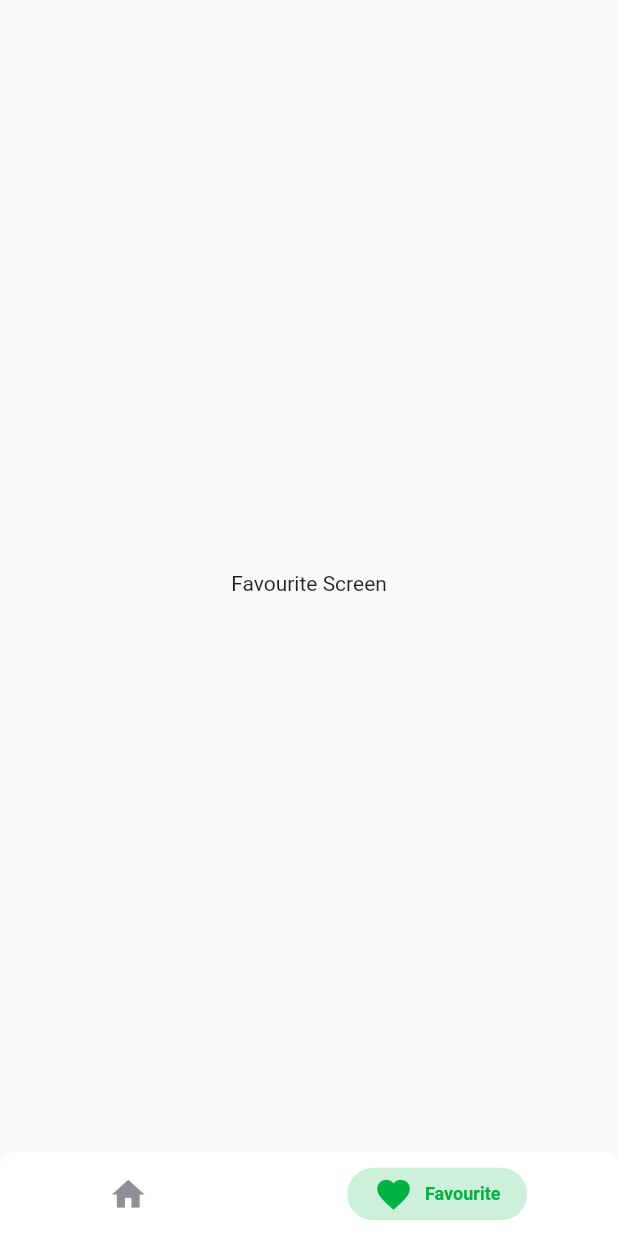
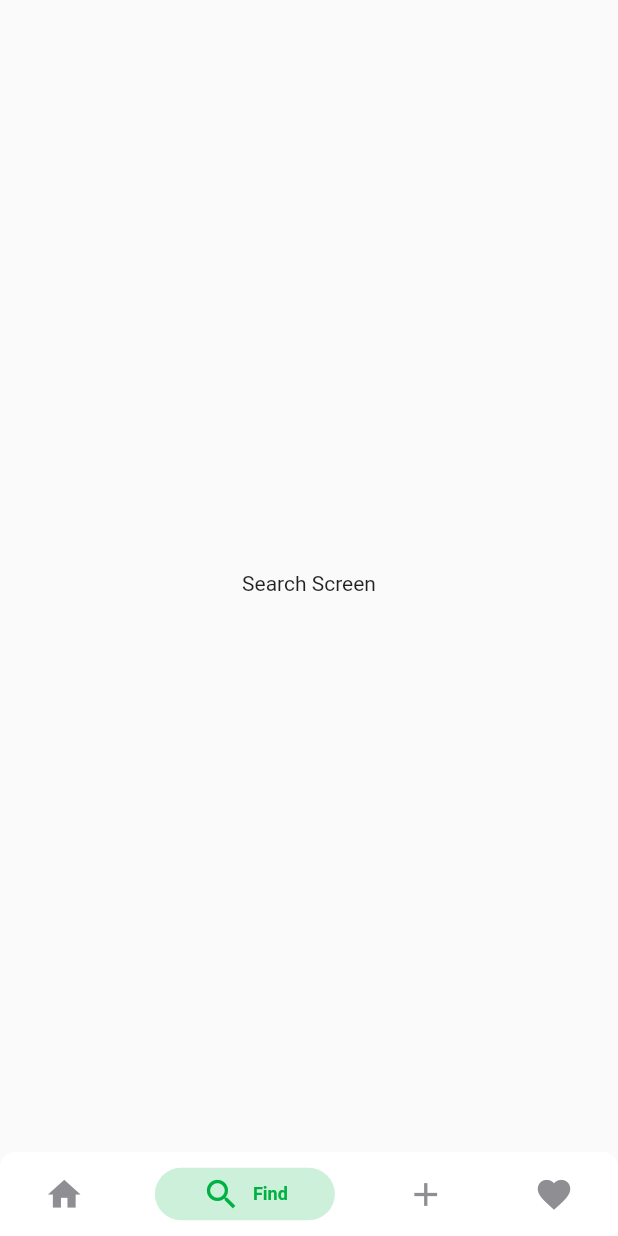
Before and after one commit to kdokhanx98/veichles_store, a Flutter app: the MainScreen screen opened by its route, item 2 of the bottom bar chosen, on a phone screen of 412 x 824 dp. Run offline on Flutter 3.47's test engine with Material 2 defaults, Android fonts, the phone set to English and light mode, and no system bars; drawn by our look-alikes of persistent_bottom_nav_bar; our stand-ins replace flutter_login.

Commit message:
new screens + adding bottom navigation

```diff
--- a/lib/screens/login_screen.dart
+++ b/lib/screens/login_screen.dart
@@ -3,7 +3,7 @@ import 'dart:ui';
 import 'package:flutter/material.dart';
 import 'package:flutter_login/flutter_login.dart';
 import 'package:motor_bike_new/screens/home_screen.dart';
-import 'package:motor_bike_new/screens/main_scree.dart';
+import 'package:motor_bike_new/screens/main_screen.dart';
 
 class LoginScreen extends StatelessWidget {
   static const routeName = '/login';
--- a/lib/screens/main_scree.dart
+++ b/lib/screens/main_screen.dart
@@ -1,7 +1,9 @@
 import 'package:flutter/cupertino.dart';
 import 'package:flutter/material.dart';
-import 'package:motor_bike_new/screens/favourite_scree.dart';
+import 'package:motor_bike_new/screens/favourite_screen.dart';
 import 'package:motor_bike_new/screens/home_screen.dart';
+import 'package:motor_bike_new/screens/search_screen.dart';
+import 'package:motor_bike_new/screens/sell_now_screen.dart';
 import 'package:persistent_bottom_nav_bar/persistent-tab-view.dart';
 import 'dart:io' show Platform;
 
@@ -58,6 +60,8 @@ class _MainScreenState extends State<MainScreen> {
   List<Widget> _buildScreens() {
     return [
       HomeScreen(),
+      SearchScreen(),
+      SellScreen(),
       FavouriteScreen(),
     ];
   }
@@ -71,6 +75,18 @@ class _MainScreenState extends State<MainScreen> {
         inactiveColorPrimary: CupertinoColors.systemGrey,
       ),
       PersistentBottomNavBarItem(
+        icon: Icon(isAndroid ? Icons.search : CupertinoIcons.search),
+        title: ("Find"),
+        activeColorPrimary: Color(0xff00B241),
+        inactiveColorPrimary: CupertinoColors.systemGrey,
+      ),
+      PersistentBottomNavBarItem(
+        icon: Icon(isAndroid ? Icons.add : CupertinoIcons.add),
+        title: ("Sell Now"),
+        activeColorPrimary: Color(0xff00B241),
+        inactiveColorPrimary: CupertinoColors.systemGrey,
+      ),
+      PersistentBottomNavBarItem(
         icon: Icon(
             isAndroid ? Icons.favorite : CupertinoIcons.square_favorites_alt),
         title: ("Favourite"),
--- /dev/null
+++ b/lib/screens/search_screen.dart
@@ -0,0 +1,12 @@
+import 'package:flutter/material.dart';
+
+class SearchScreen extends StatelessWidget {
+  static const routeName = '/search';
+
+  @override
+  Widget build(BuildContext context) {
+    return Scaffold(
+      body: Center(child: Text("Search Screen")),
+    );
+  }
+}
```
Also changed, not shown: lib/main.dart (+6 -2 lines), lib/screens/sell_now_screen.dart (added, +12 -0 lines), lib/screens/favourite_screen.dart (renamed from lib/screens/favourite_scree.dart).
